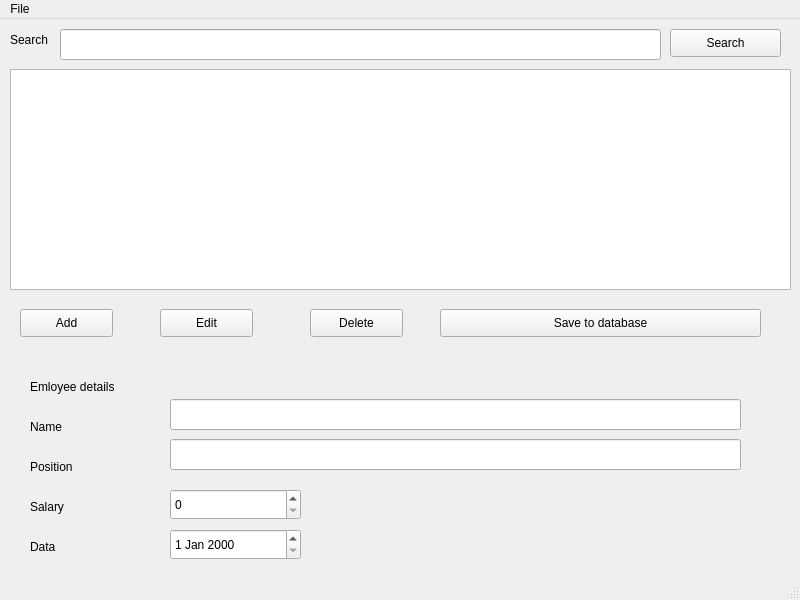
The window that mainwindow.ui (hacker2023beginer/database_with_GUI_on_QT) describes before a commit, drawn with Qt 5.
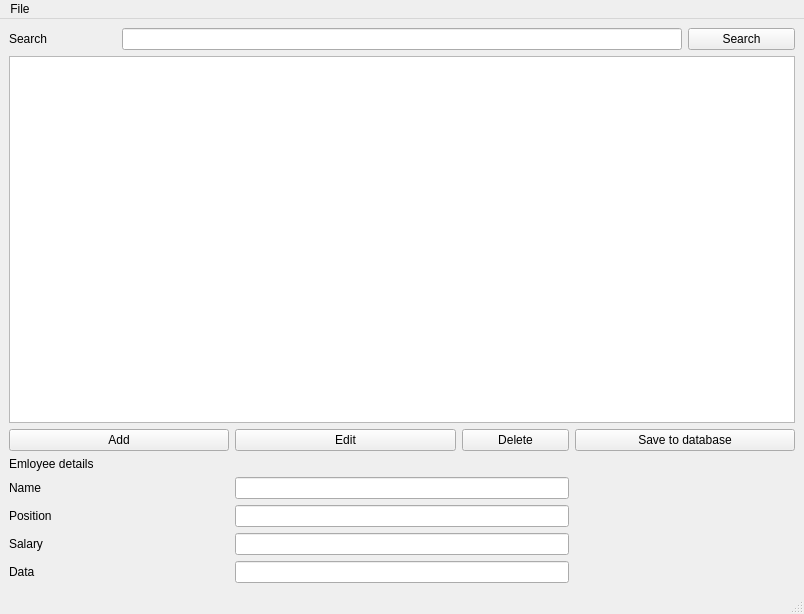
The same window after the commit.

Commit message: Start creating button edit window

```diff
--- a/mainwindow.ui
+++ b/mainwindow.ui
@@ -6,233 +6,134 @@
    <rect>
     <x>0</x>
     <y>0</y>
-    <width>800</width>
-    <height>600</height>
+    <width>804</width>
+    <height>614</height>
    </rect>
   </property>
   <property name="windowTitle">
    <string>MainWindow</string>
   </property>
   <widget class="QWidget" name="centralwidget">
+   <layout class="QGridLayout" name="gridLayout">
+    <item row="0" column="6">
+     <widget class="QPushButton" name="BtnSearch">
+      <property name="text">
+       <string>Search</string>
+      </property>
+     </widget>
+    </item>
+    <item row="6" column="0">
+     <widget class="QLabel" name="LblSalary">
+      <property name="text">
+       <string>Salary</string>
+      </property>
+     </widget>
+    </item>
+    <item row="3" column="0" colspan="2">
+     <widget class="QLabel" name="LblDetails">
+      <property name="text">
+       <string>Emloyee details</string>
+      </property>
+     </widget>
+    </item>
+    <item row="5" column="2" colspan="3">
+     <widget class="QLineEdit" name="LnePosition">
+      <property name="text">
+       <string/>
+      </property>
+     </widget>
+    </item>
+    <item row="0" column="0">
+     <widget class="QLabel" name="LblSearch">
+      <property name="text">
+       <string>Search</string>
+      </property>
+     </widget>
+    </item>
+    <item row="1" column="0" colspan="7">
    <widget class="QTableView" name="tableView">
-    <property name="geometry">
-     <rect>
-      <x>10</x>
-      <y>50</y>
-      <width>781</width>
-      <height>221</height>
-     </rect>
-    </property>
     <property name="sortingEnabled">
      <bool>false</bool>
     </property>
    </widget>
-   <widget class="QLineEdit" name="LneSearch">
-    <property name="geometry">
-     <rect>
-      <x>60</x>
-      <y>10</y>
-      <width>601</width>
-      <height>31</height>
-     </rect>
-    </property>
-   </widget>
-   <widget class="QLabel" name="LblSearch">
-    <property name="geometry">
-     <rect>
-      <x>10</x>
-      <y>10</y>
-      <width>51</width>
-      <height>21</height>
-     </rect>
-    </property>
+    </item>
+    <item row="5" column="0">
+     <widget class="QLabel" name="LblPosition">
     <property name="text">
-     <string>Search</string>
-    </property>
-   </widget>
-   <widget class="QPushButton" name="BtnSearch">
-    <property name="geometry">
-     <rect>
-      <x>670</x>
-      <y>10</y>
-      <width>111</width>
-      <height>28</height>
-     </rect>
-    </property>
+       <string>Position</string>
+      </property>
+     </widget>
+    </item>
+    <item row="6" column="2" colspan="3">
+     <widget class="QLineEdit" name="LneSalary">
     <property name="text">
-     <string>Search</string>
-    </property>
-   </widget>
-   <widget class="QPushButton" name="BtnAdd">
-    <property name="geometry">
-     <rect>
-      <x>20</x>
-      <y>290</y>
-      <width>93</width>
-      <height>28</height>
-     </rect>
-    </property>
-    <property name="text">
-     <string>Add</string>
-    </property>
-   </widget>
-   <widget class="QPushButton" name="BtnEdit">
-    <property name="geometry">
-     <rect>
-      <x>160</x>
-      <y>290</y>
-      <width>93</width>
-      <height>28</height>
-     </rect>
-    </property>
-    <property name="text">
-     <string>Edit</string>
-    </property>
-   </widget>
-   <widget class="QPushButton" name="BtnDelete">
-    <property name="geometry">
-     <rect>
-      <x>310</x>
-      <y>290</y>
-      <width>93</width>
-      <height>28</height>
-     </rect>
-    </property>
-    <property name="text">
-     <string>Delete</string>
-    </property>
-   </widget>
+       <string/>
+      </property>
+     </widget>
+    </item>
+    <item row="0" column="1" colspan="5">
+     <widget class="QLineEdit" name="LneSearch"/>
+    </item>
+    <item row="2" column="5" colspan="2">
    <widget class="QPushButton" name="BtnSaveToDatabase">
-    <property name="geometry">
-     <rect>
-      <x>440</x>
-      <y>290</y>
-      <width>321</width>
-      <height>28</height>
-     </rect>
-    </property>
     <property name="text">
      <string>Save to database</string>
     </property>
    </widget>
-   <widget class="QLabel" name="LblDetails">
-    <property name="geometry">
-     <rect>
-      <x>30</x>
-      <y>360</y>
-      <width>101</width>
-      <height>16</height>
-     </rect>
-    </property>
+    </item>
+    <item row="4" column="2" colspan="3">
+     <widget class="QLineEdit" name="LneName">
     <property name="text">
-     <string>Emloyee details</string>
-    </property>
-   </widget>
+       <string/>
+      </property>
+     </widget>
+    </item>
+    <item row="4" column="0">
    <widget class="QLabel" name="LblName">
-    <property name="geometry">
-     <rect>
-      <x>30</x>
-      <y>400</y>
-      <width>41</width>
-      <height>16</height>
-     </rect>
-    </property>
     <property name="text">
      <string>Name</string>
     </property>
    </widget>
-   <widget class="QLabel" name="LblPosition">
-    <property name="geometry">
-     <rect>
-      <x>30</x>
-      <y>440</y>
-      <width>51</width>
-      <height>16</height>
-     </rect>
-    </property>
-    <property name="text">
-     <string>Position</string>
-    </property>
-   </widget>
-   <widget class="QLabel" name="LblSalary">
-    <property name="geometry">
-     <rect>
-      <x>30</x>
-      <y>480</y>
-      <width>51</width>
-      <height>16</height>
-     </rect>
-    </property>
-    <property name="text">
-     <string>Salary</string>
-    </property>
-   </widget>
+    </item>
+    <item row="7" column="0">
    <widget class="QLabel" name="LblData">
-    <property name="geometry">
-     <rect>
-      <x>30</x>
-      <y>520</y>
-      <width>51</width>
-      <height>16</height>
-     </rect>
-    </property>
     <property name="text">
      <string>Data</string>
     </property>
    </widget>
-   <widget class="QLineEdit" name="LneName">
-    <property name="geometry">
-     <rect>
-      <x>170</x>
-      <y>380</y>
-      <width>571</width>
-      <height>31</height>
-     </rect>
-    </property>
+    </item>
+    <item row="2" column="0" colspan="2">
+     <widget class="QPushButton" name="BtnAdd">
     <property name="text">
-     <string/>
-    </property>
-   </widget>
-   <widget class="QLineEdit" name="LnePosition">
-    <property name="geometry">
-     <rect>
-      <x>170</x>
-      <y>420</y>
-      <width>571</width>
-      <height>31</height>
-     </rect>
-    </property>
+       <string>Add</string>
+      </property>
+     </widget>
+    </item>
+    <item row="2" column="4">
+     <widget class="QPushButton" name="BtnDelete">
     <property name="text">
-     <string/>
-    </property>
-   </widget>
-   <widget class="QSpinBox" name="spinBoxSalary">
-    <property name="geometry">
-     <rect>
-      <x>170</x>
-      <y>470</y>
-      <width>131</width>
-      <height>31</height>
-     </rect>
-    </property>
-   </widget>
-   <widget class="QDateEdit" name="dateEditData">
-    <property name="geometry">
-     <rect>
-      <x>170</x>
-      <y>510</y>
-      <width>131</width>
-      <height>31</height>
-     </rect>
-    </property>
-   </widget>
+       <string>Delete</string>
+      </property>
+     </widget>
+    </item>
+    <item row="2" column="2" colspan="2">
+     <widget class="QPushButton" name="BtnEdit">
+      <property name="text">
+       <string>Edit</string>
+      </property>
+     </widget>
+    </item>
+    <item row="7" column="2" colspan="3">
+     <widget class="QLineEdit" name="LneDate"/>
+    </item>
+   </layout>
   </widget>
   <widget class="QMenuBar" name="menubar">
    <property name="geometry">
     <rect>
      <x>0</x>
      <y>0</y>
-     <width>800</width>
+     <width>804</width>
      <height>26</height>
     </rect>
    </property>
```
Lines whose indentation alone changed are shown as unchanged. The commit also changes 9 other files.
